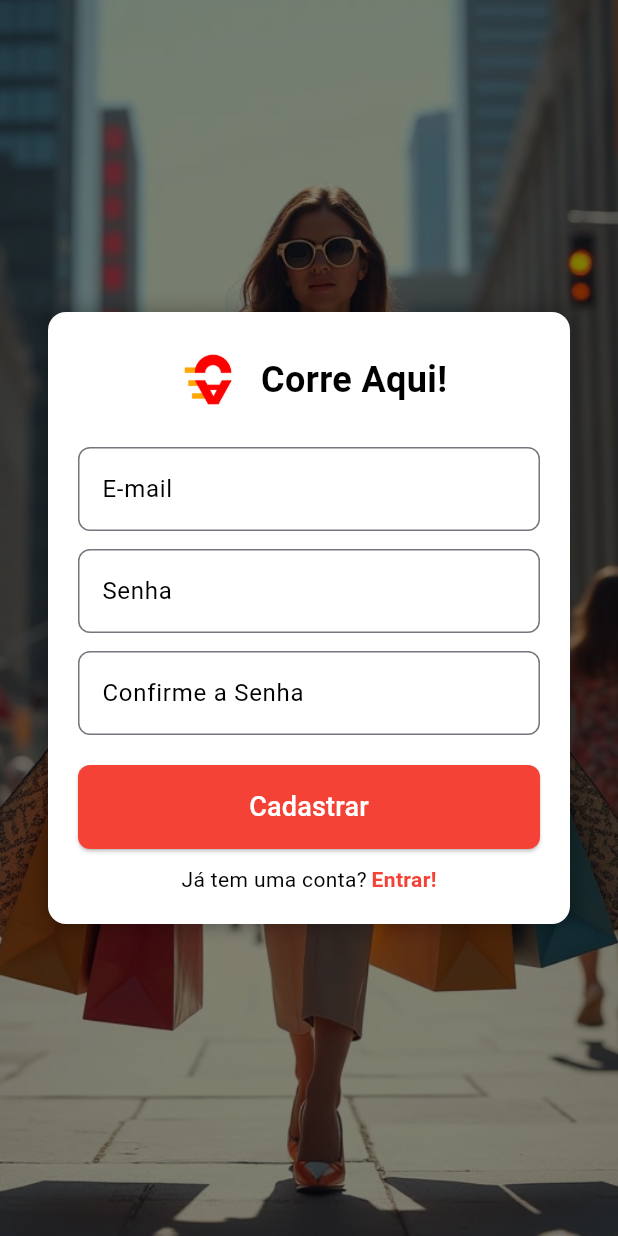
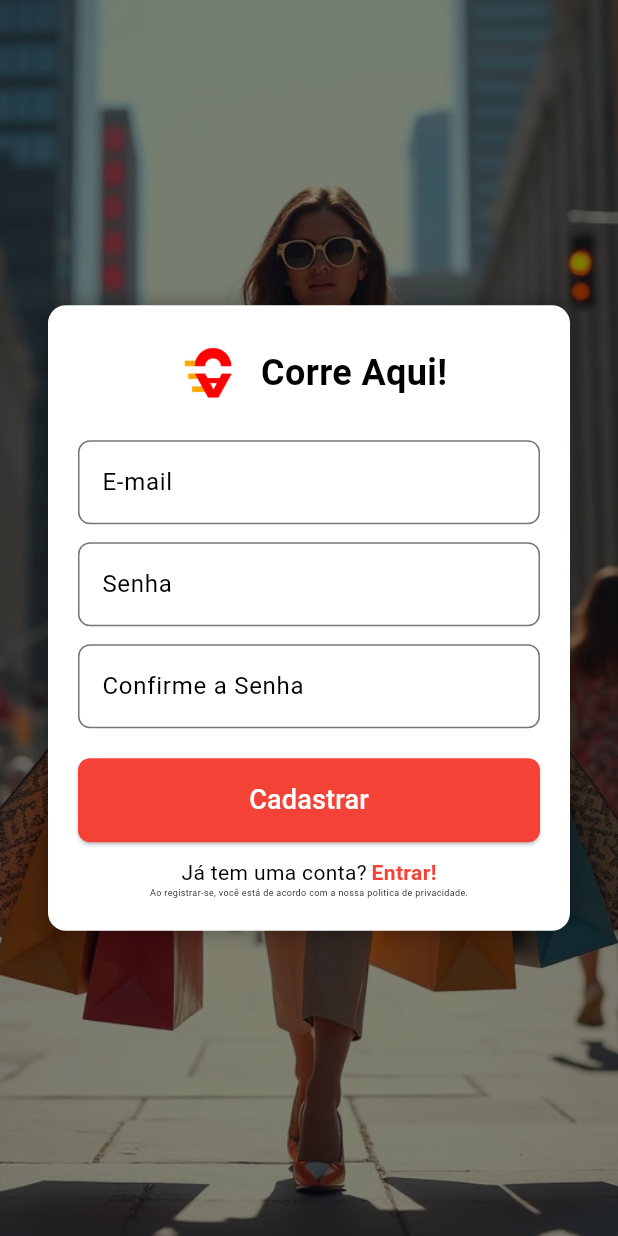
Before and after one commit to giovaneneves7/Corre-Aqui-App, a Flutter app: the screen it shows after launch, after a tap on "Não tem uma conta?", on a phone screen of 412 x 824 dp. Run offline on Flutter 3.47's test engine with Material 3 defaults, Android fonts, the phone set to English and light mode, and no system bars; our stand-ins replace carousel_slider, geolocator, get, google_maps_flutter, image_picker, shared_preferences and 1 more; missing offline and left inert: supabase_auth_ui; accounts and stored records are empty; network calls fail.

Commit message:
Update: Atualizando tela de registro e de login

```diff
--- a/lib/features/auth/screens/auth_gate.dart
+++ b/lib/features/auth/screens/auth_gate.dart
@@ -33,7 +33,7 @@ class AuthGate extends StatelessWidget{
         });
 
         // loading...
-        return Scaffold(body: Center(child: CircularProgressIndicator()));
+        return const Scaffold(body: Center(child: CircularProgressIndicator()));
 
 
       }
--- a/lib/features/auth/screens/register_screen.dart
+++ b/lib/features/auth/screens/register_screen.dart
@@ -153,6 +153,10 @@ class _RegisterScreenState extends State<RegisterScreen> {
                             border: OutlineInputBorder(
                               borderRadius: BorderRadius.circular(8),
                             ),
+                            focusedBorder: OutlineInputBorder(
+                              borderRadius: BorderRadius.circular(8),
+                              borderSide: const BorderSide(color: Colors.red, width: 2),
+                            ),
                           ),
                         ),
                         const SizedBox(height: 12),
@@ -164,6 +168,10 @@ class _RegisterScreenState extends State<RegisterScreen> {
                             border: OutlineInputBorder(
                               borderRadius: BorderRadius.circular(8),
                             ),
+                            focusedBorder: OutlineInputBorder(
+                              borderRadius: BorderRadius.circular(8),
+                              borderSide: const BorderSide(color: Colors.red, width: 2),
+                            ),
                           ),
                         ),
                         const SizedBox(height: 12),
@@ -174,6 +182,10 @@ class _RegisterScreenState extends State<RegisterScreen> {
                             labelText: 'Confirme a Senha',
                             border: OutlineInputBorder(
                               borderRadius: BorderRadius.circular(8),
+                            ),
+                            focusedBorder: OutlineInputBorder(
+                              borderRadius: BorderRadius.circular(8),
+                              borderSide: const BorderSide(color: Colors.red, width: 2),
                             ),
                           ),
                         ),
@@ -198,12 +210,12 @@ class _RegisterScreenState extends State<RegisterScreen> {
                         const SizedBox(height: 10),
                         GestureDetector(
                           onTap: () => Get.toNamed(RouteHelper.getSignInScreen()),
-                          child: Row(
+                          child: const Row(
                             mainAxisAlignment: MainAxisAlignment.center,
                             children: [
-                              const Text("Já tem uma conta?"),
-                              const SizedBox(width: 3),
-                              const Text(
+                              Text("Já tem uma conta?"),
+                              SizedBox(width: 3),
+                              Text(
                                 "Entrar!",
                                 style: TextStyle(
                                   color: Colors.red,
@@ -212,6 +224,12 @@ class _RegisterScreenState extends State<RegisterScreen> {
                               ),
                             ],
                           ),
+                        ),
+                        Row(
+                          mainAxisAlignment: MainAxisAlignment.center,
+                          children: [
+                            const Text("Ao registrar-se, você está de acordo com a nossa politica de privacidade.", style: TextStyle(fontSize: 6),)
+                          ],
                         ),
                       ],
                     ),
--- a/lib/features/auth/screens/signin_screen.dart
+++ b/lib/features/auth/screens/signin_screen.dart
@@ -96,8 +96,9 @@ class _SigninScreenState extends State<SigninScreen> {
                           controller: _emailController,
                           decoration: InputDecoration(
                             labelText: 'E-mail',
-                            border: OutlineInputBorder(
+                            focusedBorder: OutlineInputBorder(
                               borderRadius: BorderRadius.circular(8),
+                              borderSide: const BorderSide(color: Colors.red, width: 2),
                             ),
                           ),
                         ),
@@ -107,8 +108,9 @@ class _SigninScreenState extends State<SigninScreen> {
                           obscureText: true,
                           decoration: InputDecoration(
                             labelText: 'Senha',
-                            border: OutlineInputBorder(
+                            focusedBorder: OutlineInputBorder(
                               borderRadius: BorderRadius.circular(8),
+                              borderSide: const BorderSide(color: Colors.red, width: 2),
                             ),
                           ),
                         ),
@@ -122,8 +124,9 @@ class _SigninScreenState extends State<SigninScreen> {
                               shape: RoundedRectangleBorder(
                                 borderRadius: BorderRadius.circular(8),
                               ),
-                              backgroundColor: Colors.red, // Mantendo o botão vermelho
+                              backgroundColor: Colors.red,
                             ),
+
                             child: const Text(
                               'Entrar',
                               style: TextStyle(fontSize: 18, color: Colors.white),
```
